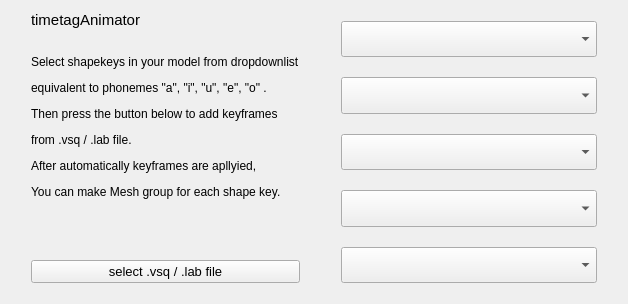
Old version of the form src/mainwidget.ui in the repository Ndgt/Mobu_timetagAnimator.
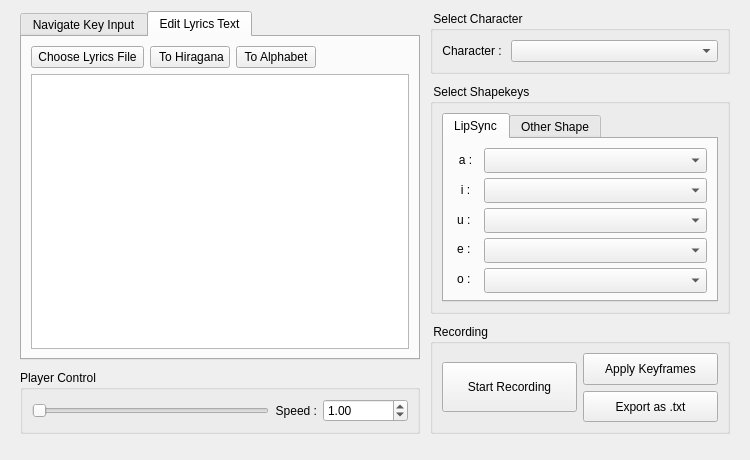
New version of the form. The open tabs and pages were chosen to show the change.

```diff
--- a/src/mainwidget.ui
+++ b/src/mainwidget.ui
@@ -6,134 +6,759 @@
    <rect>
     <x>0</x>
     <y>0</y>
-    <width>628</width>
-    <height>304</height>
+    <width>750</width>
+    <height>460</height>
    </rect>
   </property>
+  <property name="sizePolicy">
+   <sizepolicy hsizetype="Minimum" vsizetype="Preferred">
+    <horstretch>0</horstretch>
+    <verstretch>0</verstretch>
+   </sizepolicy>
+  </property>
+  <property name="minimumSize">
+   <size>
+    <width>700</width>
+    <height>450</height>
+   </size>
+  </property>
+  <property name="maximumSize">
+   <size>
+    <width>16777215</width>
+    <height>600</height>
+   </size>
+  </property>
   <property name="windowTitle">
    <string>Form</string>
   </property>
-  <layout class="QHBoxLayout" name="horizontalLayout_2">
+  <layout class="QHBoxLayout" name="horizontalLayout_11">
    <item>
-    <layout class="QHBoxLayout" name="horizontalLayout">
+    <layout class="QHBoxLayout" name="horizontalLayout_13">
+     <property name="spacing">
+      <number>10</number>
+     </property>
+     <property name="bottomMargin">
+      <number>15</number>
+     </property>
      <item>
-      <layout class="QVBoxLayout" name="verticalLayout_2">
-       <property name="leftMargin">
-        <number>20</number>
-       </property>
-       <property name="topMargin">
-        <number>0</number>
-       </property>
-       <property name="rightMargin">
-        <number>15</number>
-       </property>
-       <property name="bottomMargin">
-        <number>10</number>
-       </property>
+      <layout class="QVBoxLayout" name="verticalLayout_15">
        <item>
-        <widget class="QLabel" name="label">
-         <property name="text">
-          <string>&lt;html&gt;&lt;head/&gt;&lt;body&gt;&lt;p&gt;&lt;span style=&quot; font-size:11pt;&quot;&gt;timetagAnimator&lt;/span&gt;&lt;/p&gt;&lt;p&gt;&lt;br/&gt;Select shapekeys in your model from dropdownlist&lt;/p&gt;&lt;p&gt;equivalent to phonemes &amp;quot;a&amp;quot;, &amp;quot;i&amp;quot;, &amp;quot;u&amp;quot;, &amp;quot;e&amp;quot;, &amp;quot;o&amp;quot; .&lt;/p&gt;&lt;p&gt;Then press the button below to add keyframes &lt;/p&gt;&lt;p&gt;from .vsq / .lab file.&lt;/p&gt;&lt;p&gt;After automatically keyframes are apllyied,&lt;/p&gt;&lt;p&gt;You can make Mesh group for each shape key.&lt;/p&gt;&lt;/body&gt;&lt;/html&gt;</string>
-         </property>
-         <property name="alignment">
-          <set>Qt::AlignmentFlag::AlignLeading|Qt::AlignmentFlag::AlignLeft|Qt::AlignmentFlag::AlignTop</set>
-         </property>
-         <property name="margin">
-          <number>10</number>
-         </property>
-        </widget>
-       </item>
-       <item>
-        <widget class="QPushButton" name="selectButton">
+        <widget class="QTabWidget" name="lyricsTab">
          <property name="enabled">
           <bool>true</bool>
          </property>
          <property name="sizePolicy">
-          <sizepolicy hsizetype="Minimum" vsizetype="Fixed">
+          <sizepolicy hsizetype="Fixed" vsizetype="Preferred">
            <horstretch>0</horstretch>
            <verstretch>0</verstretch>
           </sizepolicy>
          </property>
-         <property name="font">
-          <font>
-           <pointsize>10</pointsize>
-          </font>
+         <property name="minimumSize">
+          <size>
+           <width>350</width>
+           <height>0</height>
+          </size>
          </property>
-         <property name="text">
-          <string>select .vsq / .lab file</string>
+         <property name="maximumSize">
+          <size>
+           <width>1000</width>
+           <height>16777215</height>
+          </size>
          </property>
+         <property name="layoutDirection">
+          <enum>Qt::LayoutDirection::LeftToRight</enum>
+         </property>
+         <property name="autoFillBackground">
+          <bool>false</bool>
+         </property>
+         <property name="currentIndex">
+          <number>0</number>
+         </property>
+         <widget class="QWidget" name="tab_5">
+          <attribute name="title">
+           <string>Navigate Key Input</string>
+          </attribute>
+          <layout class="QVBoxLayout" name="verticalLayout_3">
+           <item>
+            <widget class="QTextEdit" name="textEdit"/>
+           </item>
+          </layout>
+         </widget>
+         <widget class="QWidget" name="tab_6">
+          <attribute name="title">
+           <string>Edit Lyrics Text</string>
+          </attribute>
+          <layout class="QVBoxLayout" name="verticalLayout_17">
+           <item>
+            <layout class="QVBoxLayout" name="verticalLayout_18">
+             <item>
+              <layout class="QHBoxLayout" name="horizontalLayout_14">
+               <item>
+                <widget class="QPushButton" name="chooseLyricsButton">
+                 <property name="text">
+                  <string> Choose Lyrics File </string>
+                 </property>
+                </widget>
+               </item>
+               <item>
+                <widget class="QPushButton" name="toHiraganaButton">
+                 <property name="text">
+                  <string> To Hiragana</string>
+                 </property>
+                </widget>
+               </item>
+               <item>
+                <widget class="QPushButton" name="toAlphabetButton">
+                 <property name="text">
+                  <string>To Alphabet</string>
+                 </property>
+                </widget>
+               </item>
+               <item>
+                <spacer name="horizontalSpacer_3">
+                 <property name="orientation">
+                  <enum>Qt::Orientation::Horizontal</enum>
+                 </property>
+                 <property name="sizeHint" stdset="0">
+                  <size>
+                   <width>40</width>
+                   <height>20</height>
+                  </size>
+                 </property>
+                </spacer>
+               </item>
+              </layout>
+             </item>
+             <item>
+              <widget class="QTextEdit" name="lyricsTextEdit">
+               <property name="font">
+                <font>
+                 <pointsize>11</pointsize>
+                </font>
+               </property>
+              </widget>
+             </item>
+            </layout>
+           </item>
+          </layout>
+         </widget>
+        </widget>
+       </item>
+       <item>
+        <widget class="QGroupBox" name="playerControlGroup">
+         <property name="sizePolicy">
+          <sizepolicy hsizetype="Fixed" vsizetype="Fixed">
+           <horstretch>0</horstretch>
+           <verstretch>0</verstretch>
+          </sizepolicy>
+         </property>
+         <property name="minimumSize">
+          <size>
+           <width>0</width>
+           <height>0</height>
+          </size>
+         </property>
+         <property name="maximumSize">
+          <size>
+           <width>400</width>
+           <height>16777215</height>
+          </size>
+         </property>
+         <property name="sizeIncrement">
+          <size>
+           <width>0</width>
+           <height>0</height>
+          </size>
+         </property>
+         <property name="title">
+          <string>Player Control</string>
+         </property>
+         <property name="flat">
+          <bool>false</bool>
+         </property>
+         <property name="checkable">
+          <bool>false</bool>
+         </property>
+         <layout class="QHBoxLayout" name="horizontalLayout_9">
+          <item>
+           <layout class="QHBoxLayout" name="horizontalLayout_8">
+            <item>
+             <widget class="QSlider" name="playerSlider">
+              <property name="sizePolicy">
+               <sizepolicy hsizetype="MinimumExpanding" vsizetype="Fixed">
+                <horstretch>0</horstretch>
+                <verstretch>0</verstretch>
+               </sizepolicy>
+              </property>
+              <property name="orientation">
+               <enum>Qt::Orientation::Horizontal</enum>
+              </property>
+             </widget>
+            </item>
+            <item>
+             <widget class="QLabel" name="speedLabel">
+              <property name="sizePolicy">
+               <sizepolicy hsizetype="Fixed" vsizetype="Preferred">
+                <horstretch>0</horstretch>
+                <verstretch>0</verstretch>
+               </sizepolicy>
+              </property>
+              <property name="text">
+               <string>Speed :</string>
+              </property>
+              <property name="alignment">
+               <set>Qt::AlignmentFlag::AlignRight|Qt::AlignmentFlag::AlignTrailing|Qt::AlignmentFlag::AlignVCenter</set>
+              </property>
+             </widget>
+            </item>
+            <item>
+             <widget class="QDoubleSpinBox" name="speedSpinBox">
+              <property name="sizePolicy">
+               <sizepolicy hsizetype="MinimumExpanding" vsizetype="Fixed">
+                <horstretch>0</horstretch>
+                <verstretch>0</verstretch>
+               </sizepolicy>
+              </property>
+              <property name="maximumSize">
+               <size>
+                <width>85</width>
+                <height>16777215</height>
+               </size>
+              </property>
+              <property name="minimum">
+               <double>0.100000000000000</double>
+              </property>
+              <property name="maximum">
+               <double>2.000000000000000</double>
+              </property>
+              <property name="singleStep">
+               <double>0.100000000000000</double>
+              </property>
+              <property name="value">
+               <double>1.000000000000000</double>
+              </property>
+             </widget>
+            </item>
+           </layout>
+          </item>
+         </layout>
         </widget>
        </item>
       </layout>
      </item>
      <item>
-      <layout class="QVBoxLayout" name="verticalLayout">
-       <property name="spacing">
-        <number>20</number>
-       </property>
-       <property name="sizeConstraint">
-        <enum>QLayout::SizeConstraint::SetMaximumSize</enum>
-       </property>
-       <property name="leftMargin">
-        <number>20</number>
-       </property>
-       <property name="topMargin">
-        <number>10</number>
-       </property>
-       <property name="rightMargin">
-        <number>20</number>
-       </property>
-       <property name="bottomMargin">
-        <number>10</number>
-       </property>
+      <layout class="QVBoxLayout" name="verticalLayout_16">
        <item>
-        <widget class="QComboBox" name="comboBox_1">
-         <property name="sizePolicy">
-          <sizepolicy hsizetype="Preferred" vsizetype="Minimum">
-           <horstretch>0</horstretch>
-           <verstretch>0</verstretch>
-          </sizepolicy>
-         </property>
-        </widget>
+        <layout class="QVBoxLayout" name="verticalLayout_14">
+         <item>
+          <widget class="QGroupBox" name="selectCharacterGroup">
+           <property name="sizePolicy">
+            <sizepolicy hsizetype="Fixed" vsizetype="Fixed">
+             <horstretch>0</horstretch>
+             <verstretch>0</verstretch>
+            </sizepolicy>
+           </property>
+           <property name="minimumSize">
+            <size>
+             <width>300</width>
+             <height>0</height>
+            </size>
+           </property>
+           <property name="maximumSize">
+            <size>
+             <width>300</width>
+             <height>16777215</height>
+            </size>
+           </property>
+           <property name="title">
+            <string> Select Character </string>
+           </property>
+           <layout class="QVBoxLayout" name="verticalLayout_12">
+            <property name="sizeConstraint">
+             <enum>QLayout::SizeConstraint::SetMaximumSize</enum>
+            </property>
+            <item>
+             <layout class="QHBoxLayout" name="horizontalLayout_5">
+              <item>
+               <widget class="QLabel" name="characterLabel">
+                <property name="sizePolicy">
+                 <sizepolicy hsizetype="Preferred" vsizetype="Preferred">
+                  <horstretch>0</horstretch>
+                  <verstretch>0</verstretch>
+                 </sizepolicy>
+                </property>
+                <property name="text">
+                 <string>Character : </string>
+                </property>
+                <property name="alignment">
+                 <set>Qt::AlignmentFlag::AlignRight|Qt::AlignmentFlag::AlignTrailing|Qt::AlignmentFlag::AlignVCenter</set>
+                </property>
+               </widget>
+              </item>
+              <item>
+               <widget class="QComboBox" name="charaComboBox">
+                <property name="sizePolicy">
+                 <sizepolicy hsizetype="MinimumExpanding" vsizetype="Fixed">
+                  <horstretch>0</horstretch>
+                  <verstretch>0</verstretch>
+                 </sizepolicy>
+                </property>
+               </widget>
+              </item>
+             </layout>
+            </item>
+           </layout>
+          </widget>
+         </item>
+         <item>
+          <widget class="QGroupBox" name="selectShapekeysGroup">
+           <property name="sizePolicy">
+            <sizepolicy hsizetype="Fixed" vsizetype="Preferred">
+             <horstretch>0</horstretch>
+             <verstretch>0</verstretch>
+            </sizepolicy>
+           </property>
+           <property name="minimumSize">
+            <size>
+             <width>300</width>
+             <height>0</height>
+            </size>
+           </property>
+           <property name="maximumSize">
+            <size>
+             <width>300</width>
+             <height>16777215</height>
+            </size>
+           </property>
+           <property name="title">
+            <string> Select Shapekeys </string>
+           </property>
+           <property name="flat">
+            <bool>false</bool>
+           </property>
+           <layout class="QHBoxLayout" name="horizontalLayout_4">
+            <item>
+             <widget class="QTabWidget" name="shapekeyTab">
+              <property name="maximumSize">
+               <size>
+                <width>16777215</width>
+                <height>250</height>
+               </size>
+              </property>
+              <property name="layoutDirection">
+               <enum>Qt::LayoutDirection::LeftToRight</enum>
+              </property>
+              <property name="styleSheet">
+               <string notr="true">Tab2
+</string>
+              </property>
+              <property name="tabPosition">
+               <enum>QTabWidget::TabPosition::North</enum>
+              </property>
+              <property name="currentIndex">
+               <number>0</number>
+              </property>
+              <property name="movable">
+               <bool>true</bool>
+              </property>
+              <widget class="QWidget" name="tab">
+               <attribute name="title">
+                <string>LipSync</string>
+               </attribute>
+               <layout class="QHBoxLayout" name="horizontalLayout_3">
+                <item>
+                 <layout class="QVBoxLayout" name="verticalLayout_11">
+                  <item>
+                   <layout class="QHBoxLayout" name="horizontalLayout_2">
+                    <item>
+                     <layout class="QVBoxLayout" name="verticalLayout">
+                      <property name="spacing">
+                       <number>6</number>
+                      </property>
+                      <item>
+                       <widget class="QLabel" name="skLabel_a">
+                        <property name="sizePolicy">
+                         <sizepolicy hsizetype="Fixed" vsizetype="Preferred">
+                          <horstretch>0</horstretch>
+                          <verstretch>0</verstretch>
+                         </sizepolicy>
+                        </property>
+                        <property name="minimumSize">
+                         <size>
+                          <width>25</width>
+                          <height>0</height>
+                         </size>
+                        </property>
+                        <property name="text">
+                         <string>a :</string>
+                        </property>
+                        <property name="alignment">
+                         <set>Qt::AlignmentFlag::AlignCenter</set>
+                        </property>
+                       </widget>
+                      </item>
+                      <item>
+                       <widget class="QLabel" name="skLabel_i">
+                        <property name="text">
+                         <string>i :</string>
+                        </property>
+                        <property name="alignment">
+                         <set>Qt::AlignmentFlag::AlignCenter</set>
+                        </property>
+                       </widget>
+                      </item>
+                      <item>
+                       <widget class="QLabel" name="skLabel_u">
+                        <property name="text">
+                         <string>u : </string>
+                        </property>
+                        <property name="alignment">
+                         <set>Qt::AlignmentFlag::AlignCenter</set>
+                        </property>
+                       </widget>
+                      </item>
+                      <item>
+                       <widget class="QLabel" name="skLabel_e">
+                        <property name="text">
+                         <string>e : </string>
+                        </property>
+                        <property name="alignment">
+                         <set>Qt::AlignmentFlag::AlignCenter</set>
+                        </property>
+                       </widget>
+                      </item>
+                      <item>
+                       <widget class="QLabel" name="skLabel_o">
+                        <property name="text">
+                         <string>o : </string>
+                        </property>
+                        <property name="alignment">
+                         <set>Qt::AlignmentFlag::AlignCenter</set>
+                        </property>
+                       </widget>
+                      </item>
+                     </layout>
+                    </item>
+                    <item>
+                     <layout class="QVBoxLayout" name="verticalLayout_4">
+                      <item>
+                       <widget class="QComboBox" name="comboBox_1">
+                        <property name="sizePolicy">
+                         <sizepolicy hsizetype="MinimumExpanding" vsizetype="Fixed">
+                          <horstretch>0</horstretch>
+                          <verstretch>0</verstretch>
+                         </sizepolicy>
+                        </property>
+                        <property name="minimumSize">
+                         <size>
+                          <width>0</width>
+                          <height>25</height>
+                         </size>
+                        </property>
+                       </widget>
+                      </item>
+                      <item>
+                       <widget class="QComboBox" name="comboBox_2">
+                        <property name="sizePolicy">
+                         <sizepolicy hsizetype="MinimumExpanding" vsizetype="Fixed">
+                          <horstretch>0</horstretch>
+                          <verstretch>0</verstretch>
+                         </sizepolicy>
+                        </property>
+                        <property name="minimumSize">
+                         <size>
+                          <width>0</width>
+                          <height>25</height>
+                         </size>
+                        </property>
+                       </widget>
+                      </item>
+                      <item>
+                       <widget class="QComboBox" name="comboBox_3">
+                        <property name="sizePolicy">
+                         <sizepolicy hsizetype="MinimumExpanding" vsizetype="Fixed">
+                          <horstretch>0</horstretch>
+                          <verstretch>0</verstretch>
+                         </sizepolicy>
+                        </property>
+                        <property name="minimumSize">
+                         <size>
+                          <width>0</width>
+                          <height>25</height>
+                         </size>
+                        </property>
+                       </widget>
+                      </item>
+                      <item>
+                       <widget class="QComboBox" name="comboBox_4">
+                        <property name="sizePolicy">
+                         <sizepolicy hsizetype="MinimumExpanding" vsizetype="Fixed">
+                          <horstretch>0</horstretch>
+                          <verstretch>0</verstretch>
+                         </sizepolicy>
+                        </property>
+                        <property name="minimumSize">
+                         <size>
+                          <width>0</width>
+                          <height>25</height>
+                         </size>
+                        </property>
+                       </widget>
+                      </item>
+                      <item>
+                       <widget class="QComboBox" name="comboBox_5">
+                        <property name="sizePolicy">
+                         <sizepolicy hsizetype="MinimumExpanding" vsizetype="Fixed">
+                          <horstretch>0</horstretch>
+                          <verstretch>0</verstretch>
+                         </sizepolicy>
+                        </property>
+                        <property name="minimumSize">
+                         <size>
+                          <width>0</width>
+                          <height>25</height>
+                         </size>
+                        </property>
+                       </widget>
+                      </item>
+                     </layout>
+                    </item>
+                   </layout>
+                  </item>
+                 </layout>
+                </item>
+               </layout>
+              </widget>
+              <widget class="QWidget" name="tab_2">
+               <property name="layoutDirection">
+                <enum>Qt::LayoutDirection::LeftToRight</enum>
+               </property>
+               <attribute name="title">
+                <string>Other Shape</string>
+               </attribute>
+               <layout class="QVBoxLayout" name="verticalLayout_9">
+                <item>
+                 <layout class="QVBoxLayout" name="verticalLayout_10">
+                  <item>
+                   <layout class="QHBoxLayout" name="horizontalLayout">
+                    <item>
+                     <layout class="QVBoxLayout" name="verticalLayout_7">
+                      <item>
+                       <widget class="QLabel" name="sk_Label_other_1">
+                        <property name="text">
+                         <string>Shape 1 :</string>
+                        </property>
+                        <property name="alignment">
+                         <set>Qt::AlignmentFlag::AlignRight|Qt::AlignmentFlag::AlignTrailing|Qt::AlignmentFlag::AlignVCenter</set>
+                        </property>
+                       </widget>
+                      </item>
+                      <item>
+                       <widget class="QLabel" name="sk_Label_other_2">
+                        <property name="text">
+                         <string>Shape 2 :</string>
+                        </property>
+                        <property name="alignment">
+                         <set>Qt::AlignmentFlag::AlignRight|Qt::AlignmentFlag::AlignTrailing|Qt::AlignmentFlag::AlignVCenter</set>
+                        </property>
+                       </widget>
+                      </item>
+                      <item>
+                       <widget class="QLabel" name="sk_Label_other_3">
+                        <property name="text">
+                         <string>Shape 3 :</string>
+                        </property>
+                        <property name="alignment">
+                         <set>Qt::AlignmentFlag::AlignRight|Qt::AlignmentFlag::AlignTrailing|Qt::AlignmentFlag::AlignVCenter</set>
+                        </property>
+                       </widget>
+                      </item>
+                     </layout>
+                    </item>
+                    <item>
+                     <layout class="QVBoxLayout" name="verticalLayout_8">
+                      <item>
+                       <widget class="QComboBox" name="comboBox_6">
+                        <property name="sizePolicy">
+                         <sizepolicy hsizetype="MinimumExpanding" vsizetype="Minimum">
+                          <horstretch>0</horstretch>
+                          <verstretch>0</verstretch>
+                         </sizepolicy>
+                        </property>
+                        <property name="minimumSize">
+                         <size>
+                          <width>0</width>
+                          <height>25</height>
+                         </size>
+                        </property>
+                       </widget>
+                      </item>
+                      <item>
+                       <widget class="QComboBox" name="comboBox_7">
+                        <property name="sizePolicy">
+                         <sizepolicy hsizetype="MinimumExpanding" vsizetype="Minimum">
+                          <horstretch>0</horstretch>
+                          <verstretch>0</verstretch>
+                         </sizepolicy>
+                        </property>
+                        <property name="minimumSize">
+                         <size>
+                          <width>0</width>
+                          <height>25</height>
+                         </size>
+                        </property>
+                       </widget>
+                      </item>
+                      <item>
+                       <widget class="QComboBox" name="comboBox_8">
+                        <property name="sizePolicy">
+                         <sizepolicy hsizetype="MinimumExpanding" vsizetype="Minimum">
+                          <horstretch>0</horstretch>
+                          <verstretch>0</verstretch>
+                         </sizepolicy>
+                        </property>
+                        <property name="minimumSize">
+                         <size>
+                          <width>0</width>
+                          <height>25</height>
+                         </size>
+                        </property>
+                       </widget>
+                      </item>
+                     </layout>
+                    </item>
+                   </layout>
+                  </item>
+                  <item>
+                   <spacer name="verticalSpacer">
+                    <property name="orientation">
+                     <enum>Qt::Orientation::Vertical</enum>
+                    </property>
+                    <property name="sizeHint" stdset="0">
+                     <size>
+                      <width>20</width>
+                      <height>40</height>
+                     </size>
+                    </property>
+                   </spacer>
+                  </item>
+                 </layout>
+                </item>
+               </layout>
+              </widget>
+             </widget>
+            </item>
+           </layout>
+          </widget>
+         </item>
+        </layout>
        </item>
        <item>
-        <widget class="QComboBox" name="comboBox_2">
+        <widget class="QGroupBox" name="recordingGroup">
          <property name="sizePolicy">
-          <sizepolicy hsizetype="Preferred" vsizetype="Minimum">
+          <sizepolicy hsizetype="Preferred" vsizetype="Fixed">
            <horstretch>0</horstretch>
            <verstretch>0</verstretch>
           </sizepolicy>
          </property>
-        </widget>
-       </item>
-       <item>
-        <widget class="QComboBox" name="comboBox_3">
-         <property name="sizePolicy">
-          <sizepolicy hsizetype="Preferred" vsizetype="Minimum">
-           <horstretch>0</horstretch>
-           <verstretch>0</verstretch>
-          </sizepolicy>
+         <property name="minimumSize">
+          <size>
+           <width>250</width>
+           <height>110</height>
+          </size>
          </property>
-        </widget>
-       </item>
-       <item>
-        <widget class="QComboBox" name="comboBox_4">
-         <property name="sizePolicy">
-          <sizepolicy hsizetype="Preferred" vsizetype="Minimum">
-           <horstretch>0</horstretch>
-           <verstretch>0</verstretch>
-          </sizepolicy>
+         <property name="maximumSize">
+          <size>
+           <width>300</width>
+           <height>130</height>
+          </size>
          </property>
-        </widget>
-       </item>
-       <item>
-        <widget class="QComboBox" name="comboBox_5">
-         <property name="sizePolicy">
-          <sizepolicy hsizetype="Preferred" vsizetype="Minimum">
-           <horstretch>0</horstretch>
-           <verstretch>0</verstretch>
-          </sizepolicy>
+         <property name="title">
+          <string> Recording </string>
          </property>
+         <layout class="QHBoxLayout" name="horizontalLayout_10">
+          <item>
+           <layout class="QHBoxLayout" name="horizontalLayout_7">
+            <item>
+             <layout class="QHBoxLayout" name="horizontalLayout_6">
+              <item>
+               <widget class="QPushButton" name="startEndButton">
+                <property name="sizePolicy">
+                 <sizepolicy hsizetype="Preferred" vsizetype="Preferred">
+                  <horstretch>0</horstretch>
+                  <verstretch>0</verstretch>
+                 </sizepolicy>
+                </property>
+                <property name="maximumSize">
+                 <size>
+                  <width>16777215</width>
+                  <height>50</height>
+                 </size>
+                </property>
+                <property name="text">
+                 <string>Start Recording</string>
+                </property>
+                <property name="shortcut">
+                 <string>Ctrl+S</string>
+                </property>
+                <property name="autoDefault">
+                 <bool>false</bool>
+                </property>
+                <property name="default">
+                 <bool>false</bool>
+                </property>
+                <property name="flat">
+                 <bool>false</bool>
+                </property>
+               </widget>
+              </item>
+             </layout>
+            </item>
+            <item>
+             <layout class="QVBoxLayout" name="verticalLayout_2">
+              <item>
+               <widget class="QPushButton" name="applyKeyframesButton">
+                <property name="sizePolicy">
+                 <sizepolicy hsizetype="Minimum" vsizetype="Expanding">
+                  <horstretch>0</horstretch>
+                  <verstretch>0</verstretch>
+                 </sizepolicy>
+                </property>
+                <property name="maximumSize">
+                 <size>
+                  <width>16777215</width>
+                  <height>50</height>
+                 </size>
+                </property>
+                <property name="text">
+                 <string>Apply Keyframes</string>
+                </property>
+               </widget>
+              </item>
+              <item>
+               <widget class="QPushButton" name="exportAsTextButton">
+                <property name="sizePolicy">
+                 <sizepolicy hsizetype="Minimum" vsizetype="Expanding">
+                  <horstretch>0</horstretch>
+                  <verstretch>0</verstretch>
+                 </sizepolicy>
+                </property>
+                <property name="maximumSize">
+                 <size>
+                  <width>16777215</width>
+                  <height>50</height>
+                 </size>
+                </property>
+                <property name="text">
+                 <string>Export as .txt</string>
+                </property>
+               </widget>
+              </item>
+             </layout>
+            </item>
+           </layout>
+          </item>
+         </layout>
         </widget>
        </item>
       </layout>
```
Left out of the diff: 7 changed lines with no effect on the pictures.
